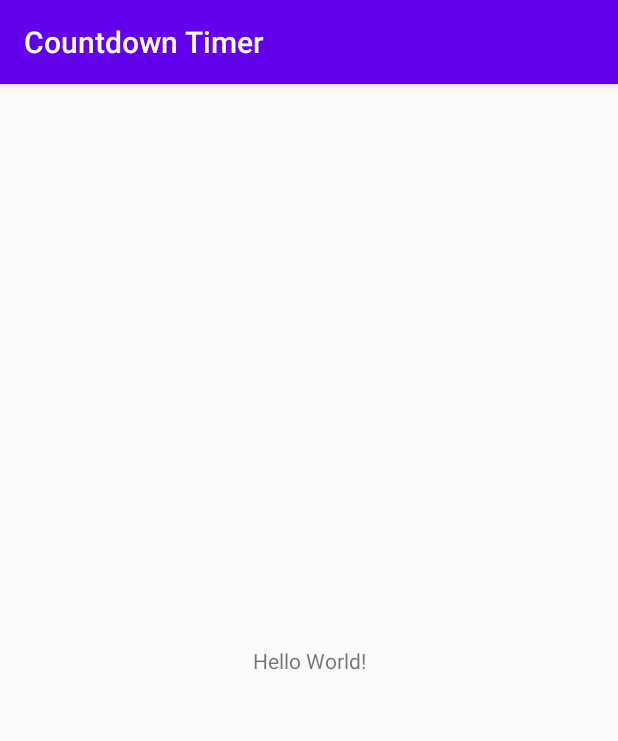
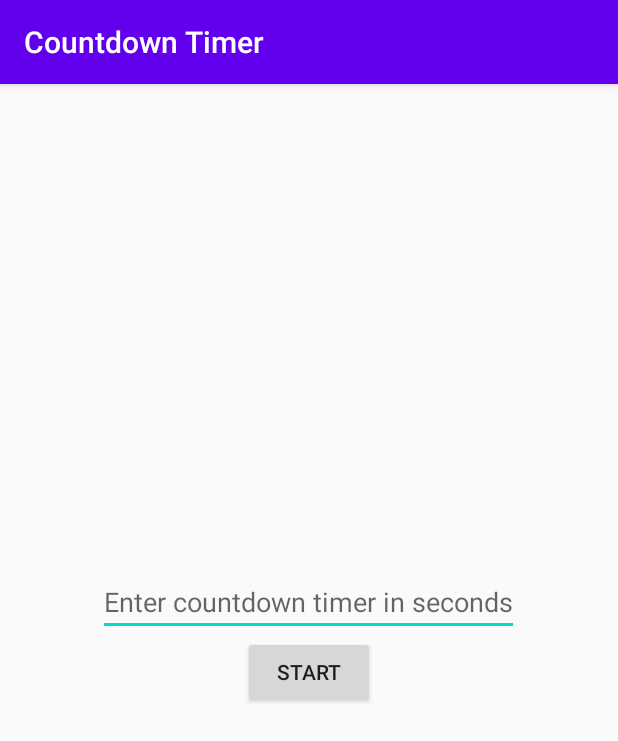
Before and after one commit to rajkiran20/AndroidKotlinWorkshop, an Android app: the screen it shows after launch (MainActivity), on a phone screen of 412 x 824 dp. Shown: the top 741 px of the screen. Run offline under Robolectric (Android 15) with nearby library versions, the phone set to English and light mode, and no system bars.

```diff
--- a/SimpleCountdownTimer/app/src/main/AndroidManifest.xml
+++ b/SimpleCountdownTimer/app/src/main/AndroidManifest.xml
@@ -9,6 +9,8 @@
         android:roundIcon="@mipmap/ic_launcher_round"
         android:supportsRtl="true"
         android:theme="@style/AppTheme">
+        <activity android:name=".CompletionActivity" />
+
         <activity android:name=".MainActivity">
             <intent-filter>
                 <action android:name="android.intent.action.MAIN" />
@@ -16,6 +18,8 @@
                 <category android:name="android.intent.category.LAUNCHER" />
             </intent-filter>
         </activity>
+
+        <service android:name=".CountdownService" />
     </application>
 
 </manifest>
--- a/SimpleCountdownTimer/app/src/main/res/layout/activity_main.xml
+++ b/SimpleCountdownTimer/app/src/main/res/layout/activity_main.xml
@@ -1,18 +1,34 @@
 <?xml version="1.0" encoding="utf-8"?>
-<androidx.constraintlayout.widget.ConstraintLayout xmlns:android="http://schemas.android.com/apk/res/android"
+<LinearLayout xmlns:android="http://schemas.android.com/apk/res/android"
     xmlns:app="http://schemas.android.com/apk/res-auto"
     xmlns:tools="http://schemas.android.com/tools"
     android:layout_width="match_parent"
     android:layout_height="match_parent"
+    android:orientation="vertical"
+    android:gravity="center"
     tools:context=".MainActivity">
 
-    <TextView
+    <EditText
+        android:id="@+id/et_time"
         android:layout_width="wrap_content"
         android:layout_height="wrap_content"
-        android:text="Hello World!"
+        android:hint="@string/enter_countdown_timer_in_seconds"
         app:layout_constraintBottom_toBottomOf="parent"
         app:layout_constraintLeft_toLeftOf="parent"
         app:layout_constraintRight_toRightOf="parent"
         app:layout_constraintTop_toTopOf="parent" />
 
-</androidx.constraintlayout.widget.ConstraintLayout>
+    <Button
+        android:id="@+id/btn_start"
+        android:layout_width="wrap_content"
+        android:layout_height="wrap_content"
+        android:onClick="startCountdown"
+        android:text="@string/start" />
+
+    <TextView
+        android:layout_marginTop="10dp"
+        android:id="@+id/tv_timer"
+        android:layout_width="wrap_content"
+        android:layout_height="wrap_content" />
+
+</LinearLayout>
--- a/SimpleCountdownTimer/app/src/main/res/values/strings.xml
+++ b/SimpleCountdownTimer/app/src/main/res/values/strings.xml
@@ -1,3 +1,6 @@
 <resources>
     <string name="app_name">Countdown Timer</string>
+    <string name="enter_countdown_timer_in_seconds">Enter countdown timer in seconds</string>
+    <string name="start">Start</string>
+    <string name="timer_finished">Timer finished</string>
 </resources>
```
Also changed, not shown: SimpleCountdownTimer/app/src/main/java/com/thoughtworks/countdowntimer/CompletionActivity.kt (added, +12 -0 lines), SimpleCountdownTimer/app/src/main/java/com/thoughtworks/countdowntimer/CountdownService.kt (added, +26 -0 lines), SimpleCountdownTimer/app/src/main/java/com/thoughtworks/countdowntimer/MainActivity.kt (+12 -0 lines), SimpleCountdownTimer/app/src/main/java/com/thoughtworks/countdowntimer/SimpleCountdownTimer.kt (added, +18 -0 lines), SimpleCountdownTimer/app/src/main/res/layout/activity_completion.xml (added, +16 -0 lines).
